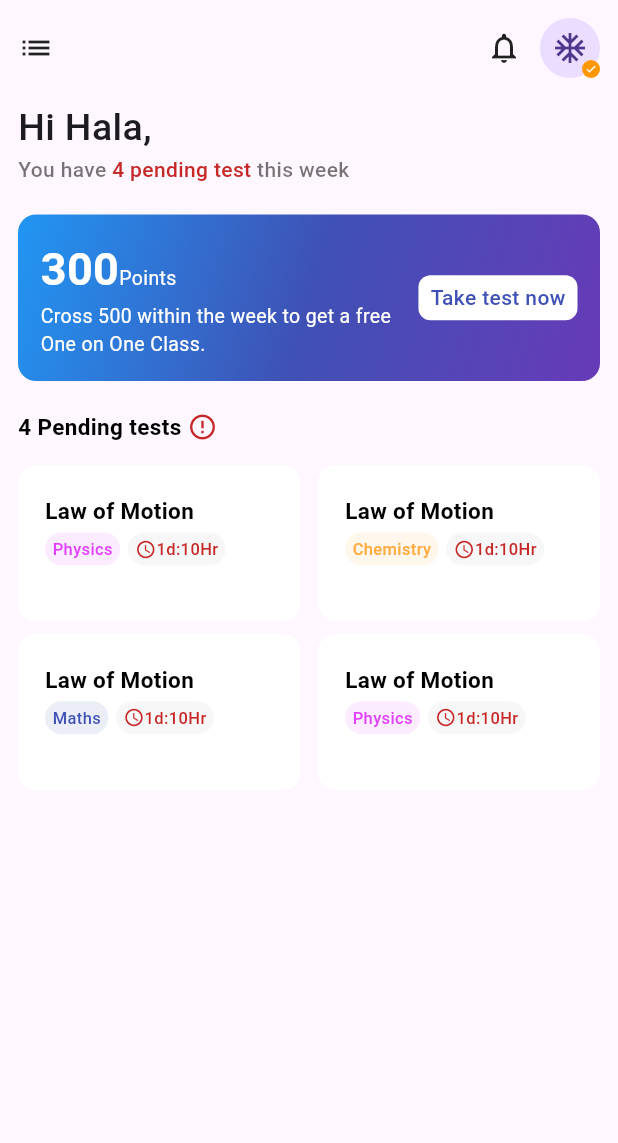
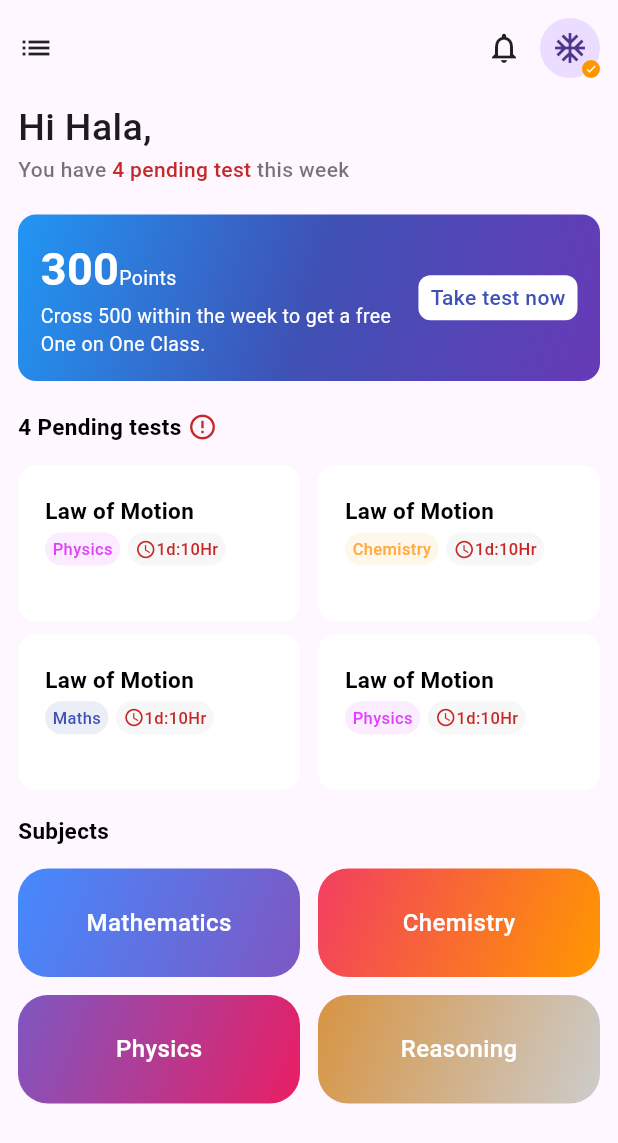
Before and after one commit to Touka-Agra/Minders25Third2Task1, a Flutter app: the screen it shows after launch, on a phone screen of 412 x 824 dp. Shown: the top 1143 px of the screen. Run offline on Flutter 3.47's test engine with Material 3 defaults, Android fonts, the phone set to English and light mode, and no system bars.

Commit message:
Subject Widget

```diff
--- /dev/null
+++ b/lib/Classes/Subject.dart
@@ -0,0 +1,9 @@
+import 'dart:ui';
+
+class Subject{
+  String name;
+  String path;
+  List<Color> colors;
+
+  Subject({required this.name, required this.colors, required this.path});
+}
--- /dev/null
+++ b/lib/Core/MyPaths.dart
@@ -0,0 +1,9 @@
+class MyPaths{
+
+  //Subject bg image
+  static String maths = "";
+  static String chemistry = "";
+  static String physics = "";
+  static String reasoning = "";
+
+}
--- a/lib/DummyData.dart
+++ b/lib/DummyData.dart
@@ -1,8 +1,11 @@
 import 'package:flutter/material.dart';
 import 'package:task1/Classes/PendingTest.dart';
 
+import 'Classes/Subject.dart';
+import 'Core/MyPaths.dart';
+
 class DummyData {
-  static List<PendingTest> pendingTest = [
+  static List<PendingTest> pendingTests = [
     PendingTest(
       title: "Law of Motion",
       tag: "Physics",
@@ -29,5 +32,29 @@ class DummyData {
     ),
   ];
 
+  static List<Subject> subjects = [
+    Subject(
+      name: "Mathematics",
+      colors: [Colors.blueAccent, Colors.deepPurple.shade400],
+      path: MyPaths.maths,
+    ),
 
+    Subject(
+      name: "Chemistry",
+      colors: [Color(0XFFf23e61),Colors.orange],
+      path: MyPaths.chemistry,
+    ),
+
+    Subject(
+      name: "Physics",
+      colors: [Colors.deepPurple.shade400, Colors.pink],
+      path: MyPaths.physics,
+    ),
+
+    Subject(
+      name: "Reasoning",
+      colors: [Color(0XFFd79442), Color(0XFFcccccc)],
+      path: MyPaths.reasoning,
+    ),
+  ];
 }
--- a/lib/Screens/HomeScreen/HelpingWidgets/PendingTest/PendingTestWidget.dart
+++ b/lib/Screens/HomeScreen/HelpingWidgets/PendingTest/PendingTestWidget.dart
@@ -24,7 +24,7 @@ class PendingTestWidget extends StatelessWidget {
             child: Padding(
               padding: const EdgeInsets.symmetric(vertical: 15.0),
               child: GridView.builder(
-                itemCount: DummyData.pendingTest.length,
+                itemCount: DummyData.pendingTests.length,
                 gridDelegate: SliverGridDelegateWithFixedCrossAxisCount(
                   crossAxisCount: 2,
                   crossAxisSpacing: 12,
@@ -35,7 +35,7 @@ class PendingTestWidget extends StatelessWidget {
                 shrinkWrap: true,
 
                 itemBuilder: (context, index) {
-                  PendingTest test = DummyData.pendingTest[index];
+                  PendingTest test = DummyData.pendingTests[index];
                   return PendingTestItem(test: test);
                 },
               ),
--- /dev/null
+++ b/lib/Screens/HomeScreen/HelpingWidgets/Subject/SubjectWidget.dart
@@ -0,0 +1,68 @@
+
+import 'package:flutter/material.dart';
+
+import '../../../../Classes/Subject.dart';
+import '../../../../Customs/CustomTitleText.dart';
+import '../../../../DummyData.dart';
+
+class SubjectWidget extends StatelessWidget {
+  const SubjectWidget({
+    super.key,
+  });
+
+  @override
+  Widget build(BuildContext context) {
+    return Expanded(
+      child: Column(
+        crossAxisAlignment: CrossAxisAlignment.start,
+        children: [
+          CustomTitleText(title: "Subjects"),
+          Expanded(
+            child: Padding(
+              padding: const EdgeInsets.symmetric(vertical: 15.0),
+              child: GridView.builder(
+                itemCount: DummyData.subjects.length,
+                gridDelegate:
+                SliverGridDelegateWithFixedCrossAxisCount(
+                  crossAxisCount: 2,
+                  crossAxisSpacing: 12,
+                  mainAxisSpacing: 12,
+                  childAspectRatio: 2.6,
+                ),
+                physics: NeverScrollableScrollPhysics(),
+                shrinkWrap: true,
+
+                itemBuilder: (context, index) {
+                  Subject subject = DummyData.subjects[index];
+                  return Container(
+                    decoration: BoxDecoration(
+                      gradient: LinearGradient(
+                          colors: [
+                            subject.colors[0],
+                            subject.colors[1],
+                          ],
+                          begin: Alignment.topLeft,
+                          end: Alignment.bottomRight
+                      ),
+                      borderRadius: BorderRadius.circular(20),
+                    ),
+                    child: Center(
+                      child: Text(
+                        subject.name,
+                        style: TextStyle(
+                          color: Colors.white,
+                          fontWeight: FontWeight.w500,
+                          fontSize: 16,
+                        ),
+                      ),
+                    ),
+                  );
+                },
+              ),
+            ),
+          ),
+        ],
+      ),
+    );
+  }
+}
--- a/lib/Screens/HomeScreen/HomeScreen.dart
+++ b/lib/Screens/HomeScreen/HomeScreen.dart
@@ -2,11 +2,13 @@ import 'package:flutter/material.dart';
 import 'package:task1/DummyData.dart';
 
 import '../../Classes/PendingTest.dart';
+import '../../Classes/Subject.dart';
 import '../../Core/MyColors.dart';
 import '../../Customs/CustomTitleText.dart';
 import 'HelpingWidgets/AppBar/MyAppBar.dart';
 import 'HelpingWidgets/PendingTest/PendingTestWidget.dart';
 import 'HelpingWidgets/PointsCard/PointsCard.dart';
+import 'HelpingWidgets/Subject/SubjectWidget.dart';
 import 'HelpingWidgets/WelcomWidget/WelcomWidget.dart';
 
 class HomeScreen extends StatelessWidget {
@@ -33,7 +35,7 @@ class HomeScreen extends StatelessWidget {
 
               PendingTestWidget(),
 
-
+              SubjectWidget(),
             ],
           ),
         ),
```
